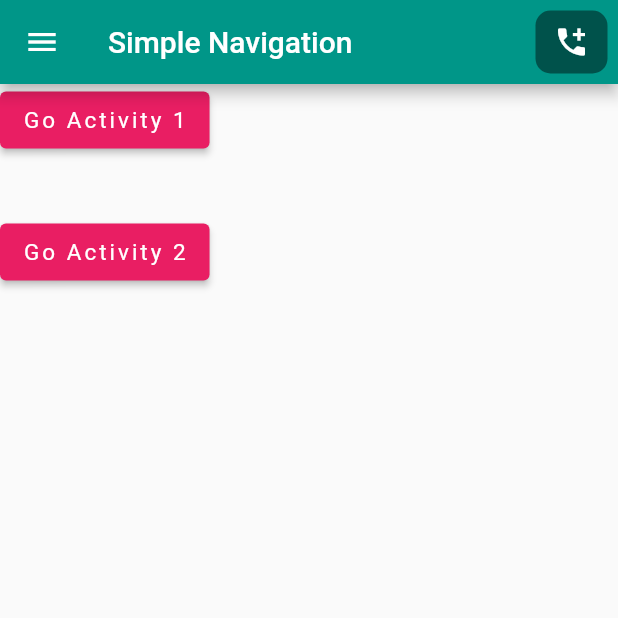
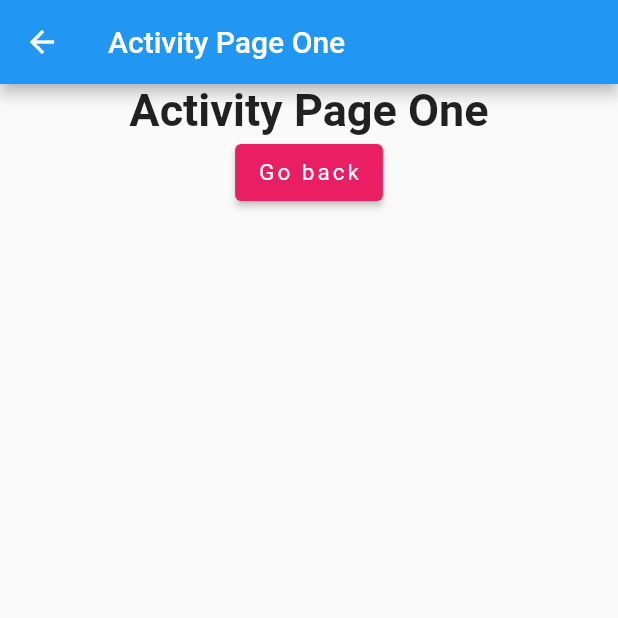
Before and after one commit to Ridoy-paul/flutter-components, a Flutter app: the screen it shows after launch, after a tap on "Go Activity 1", on a phone screen of 412 x 824 dp, the top half of it. Run offline on Flutter 3.47's test engine with Material 2 defaults, Android fonts, the phone set to English and light mode, and no system bars.

Commit message:
Simple navigation updated.

```diff
--- a/lib/main.dart
+++ b/lib/main.dart
@@ -57,7 +57,7 @@ class HomePage extends StatelessWidget{
           children: [
             ElevatedButton(
                 onPressed: () {
-
+                  Navigator.push(context, MaterialPageRoute(builder: (context) =>ActivityOne()));
                 },
                 child: Text("Go Activity 1")
             ),
@@ -76,8 +76,8 @@ class HomePage extends StatelessWidget{
   }
 }
 
-class ActivityTwo extends StatelessWidget {
-  ActivityTwo({super.key});
+class ActivityOne extends StatelessWidget {
+  ActivityOne({super.key});
 
   @override
   Widget build(BuildContext context) {
@@ -87,12 +87,23 @@ class ActivityTwo extends StatelessWidget {
       ),
       body: SafeArea(
         child: Center(
-          child: Text(
-            "Activity Page One",
-            style: TextStyle(
-              fontSize: 30,
-              fontWeight: FontWeight.bold,
-            ),
+          child: Column(
+            crossAxisAlignment: CrossAxisAlignment.center,
+            children: [
+              Text(
+                "Activity Page One",
+                style: TextStyle(
+                  fontSize: 30,
+                  fontWeight: FontWeight.bold,
+                ),
+              ),
+              ElevatedButton(
+                  onPressed: (){
+
+                  },
+                  child: Text("Go back"),
+              ),
+            ],
           ),
         ),
       ),
```
